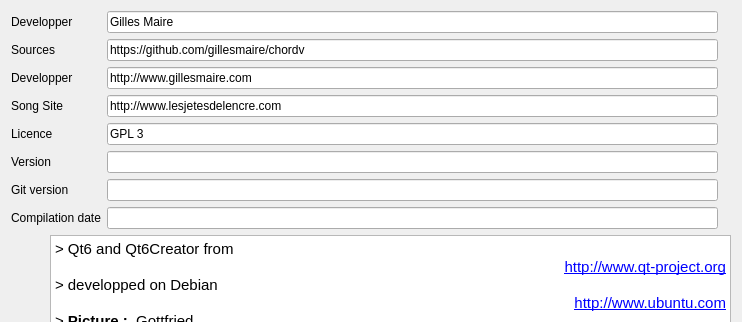
This is src/dialogabout.ui in gillesmaire/chordv as Qt 5 draws it before an edit; both pictures show x 0 to 742 and y 0 to 322 of the 742 by 476 pixel window. The edited form follows.
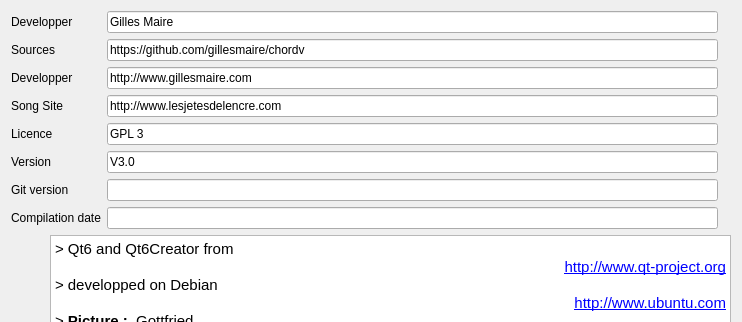
This is the edited form. Icons and pictures are not drawn.

The edit to the form file:
```diff
--- a/src/dialogabout.ui
+++ b/src/dialogabout.ui
@@ -137,7 +137,7 @@
              <item>
               <widget class="QLineEdit" name="lineEditVersion">
                <property name="text">
-                <string/>
+                <string>V3.0</string>
                </property>
                <property name="readOnly">
                 <bool>true</bool>
```
